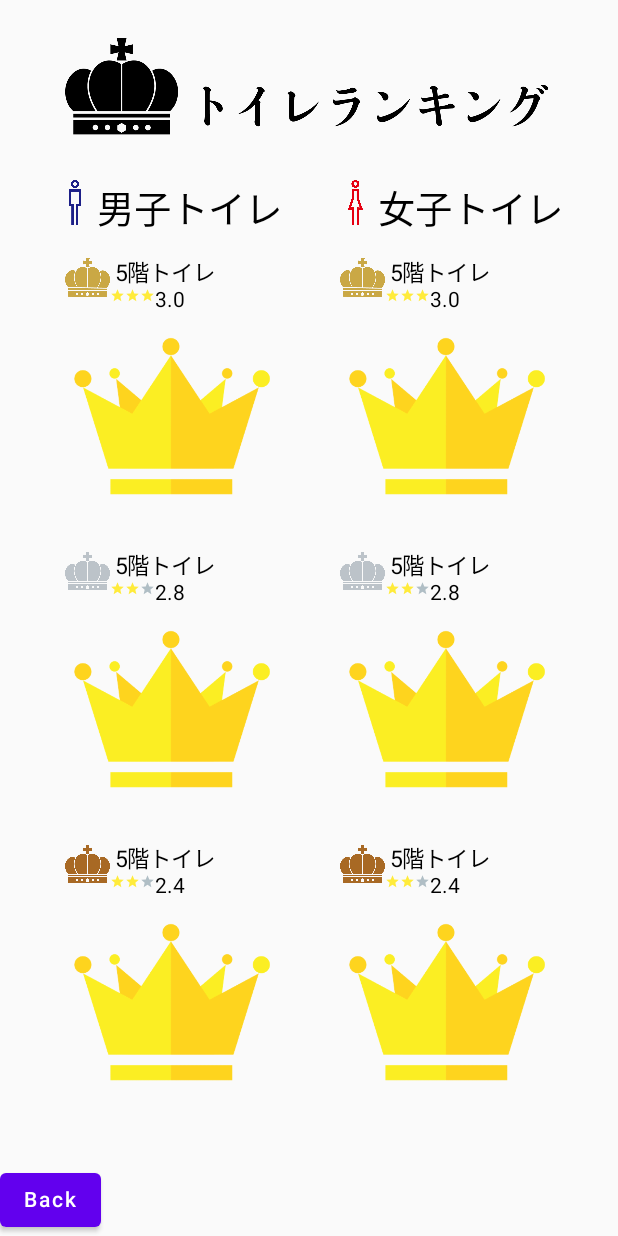
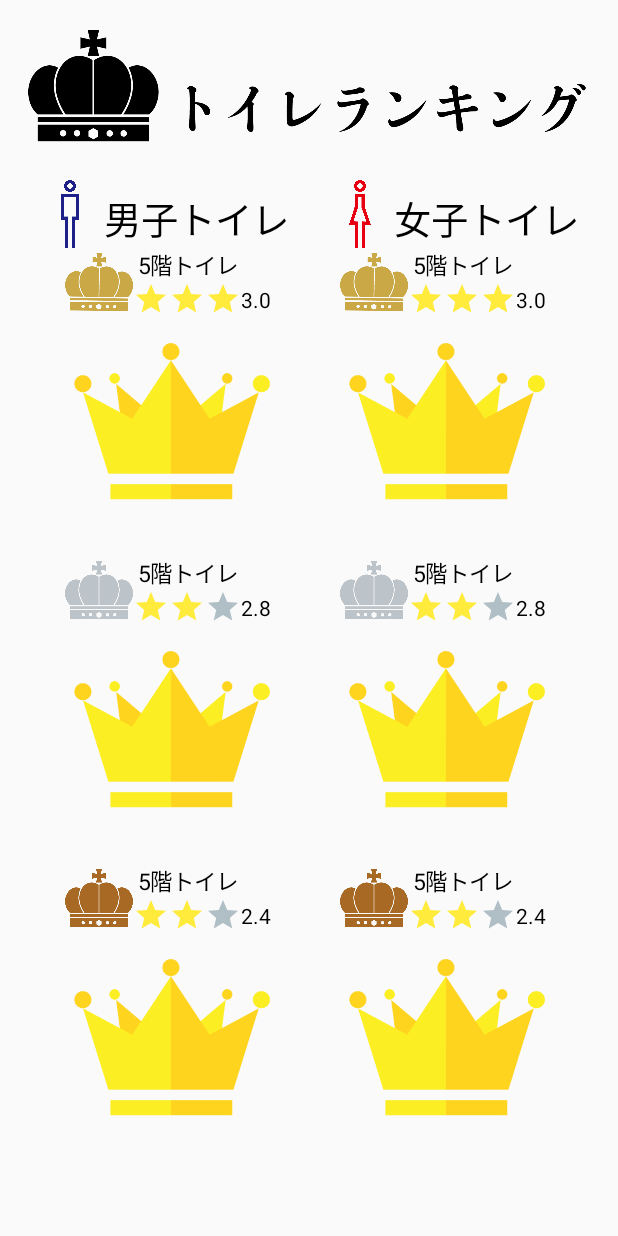
Before and after one commit to p2hacks2022/pre-team01, an Android app built with Jetpack Compose: the screen it shows after launch (MainActivity), after a tap on "rank", on a phone screen of 412 x 824 dp. Run offline under Robolectric (Android 15) with nearby library versions, the phone set to English and light mode, and no system bars.

Commit message:
Iconと評価について作成

```diff
--- a/app/src/main/java/com/example/myapplication/Icon.kt
+++ b/app/src/main/java/com/example/myapplication/Icon.kt
@@ -34,86 +34,88 @@ fun RankIcon(rank: Double){
         Row() {
             Icon(
                 Icons.Filled.Star, contentDescription = "お気に入り",
-                modifier = Modifier.size(10.dp),
                 tint = tint2.value
             )
             Icon(
                 Icons.Filled.Star, contentDescription = "お気に入り",
-                modifier = Modifier.size(10.dp),
                 tint = tint2.value
             )
             Icon(
                 Icons.Filled.Star, contentDescription = "お気に入り",
-                modifier = Modifier.size(10.dp),
                 tint = tint2.value
             )
             Text(
-                "$rank"
+                "$rank",
+                modifier = Modifier
+                    .padding(
+                        top = 5.dp
+                    )
             )
         }
     } else if(rank >= 1.0 && rank < 2.0){
         Row() {
             Icon(
                 Icons.Filled.Star, contentDescription = "お気に入り",
-                modifier = Modifier.size(10.dp),
                 tint = tint1.value
             )
             Icon(
                 Icons.Filled.Star, contentDescription = "お気に入り",
-                modifier = Modifier.size(10.dp),
                 tint = tint2.value
             )
             Icon(
                 Icons.Filled.Star, contentDescription = "お気に入り",
-                modifier = Modifier.size(10.dp),
                 tint = tint2.value
             )
             Text(
-                "$rank"
+                "$rank",
+                modifier = Modifier
+                    .padding(
+                        top = 5.dp
+                    )
             )
         }
     } else if(rank >= 2.0 && rank < 3.0){
         Row() {
             Icon(
                 Icons.Filled.Star, contentDescription = "お気に入り",
-                modifier = Modifier.size(10.dp),
                 tint = tint1.value
             )
             Icon(
                 Icons.Filled.Star, contentDescription = "お気に入り",
-                modifier = Modifier.size(10.dp),
                 tint = tint1.value
             )
             Icon(
                 Icons.Filled.Star, contentDescription = "お気に入り",
-                modifier = Modifier.size(10.dp),
                 tint = tint2.value
             )
             Text(
                 "$rank",
-                       // fontSize = 10.sp
+                modifier = Modifier
+                    .padding(
+                        top = 5.dp
+                    )
             )
         }
     } else if(rank == 3.0) {
         Row() {
             Icon(
                 Icons.Filled.Star, contentDescription = "お気に入り",
-                modifier = Modifier.size(10.dp),
                 tint = tint1.value
             )
             Icon(
                 Icons.Filled.Star, contentDescription = "お気に入り",
-                modifier = Modifier.size(10.dp),
                 tint = tint1.value
             )
             Icon(
                 Icons.Filled.Star, contentDescription = "お気に入り",
-                modifier = Modifier.size(10.dp),
                 tint = tint1.value
             )
             Text(
                 "$rank",
-            //fontSize = 10.sp
+                modifier = Modifier
+                    .padding(
+                        top = 5.dp
+                    )
             )
         }
     }
--- a/app/src/main/java/com/example/myapplication/RankingScreen.kt
+++ b/app/src/main/java/com/example/myapplication/RankingScreen.kt
@@ -24,9 +24,9 @@ import androidx.compose.ui.unit.sp
 val titlesize = 120
 val subtitlesize = 25
 val textsize = 15
-val iconsize = 30
+val iconsize = 45
 val photosize = 140
-val space = 25
+val space = 20
 
 @Preview
 @Composable
@@ -78,15 +78,6 @@ fun ScreenRank(toNextScreen: () -> Unit = {}) {
         }
 
     }
-
-    Column(
-        modifier = Modifier.fillMaxSize(),
-        verticalArrangement = Arrangement.Bottom
-    ) {
-        Button(onClick = { toNextScreen() }) {
-            Text(text = "Back")
-        }
-    }
 }
 
 @Composable
@@ -129,6 +120,10 @@ fun Mantoilet() {
         )
         Text(
             text = "男子トイレ",
+            modifier = Modifier
+                .padding(
+                    top = 7.dp
+                ),
             fontSize = subtitlesize.sp
         )
     }
@@ -145,6 +140,10 @@ fun Womantoilet() {
         )
         Text(
             text = "女子トイレ",
+            modifier = Modifier
+            .padding(
+                top = 7.dp
+                ),
             fontSize = subtitlesize.sp
         )
     }
```
